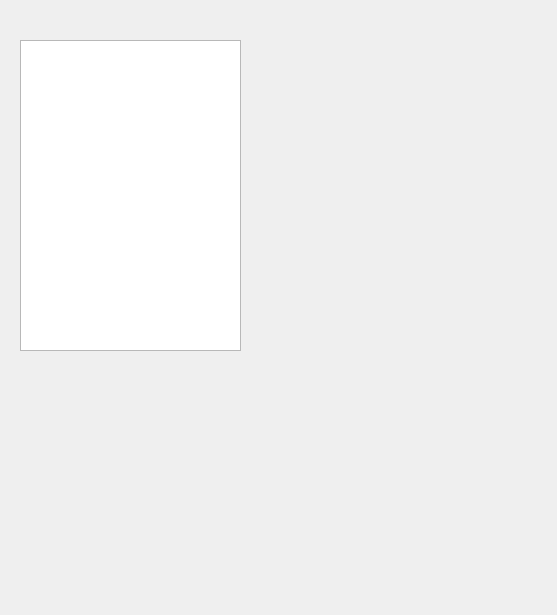
Above: MainProject2/removecourse.ui from jiangruizhang/EasyElective before the change. Below: the same form after it.
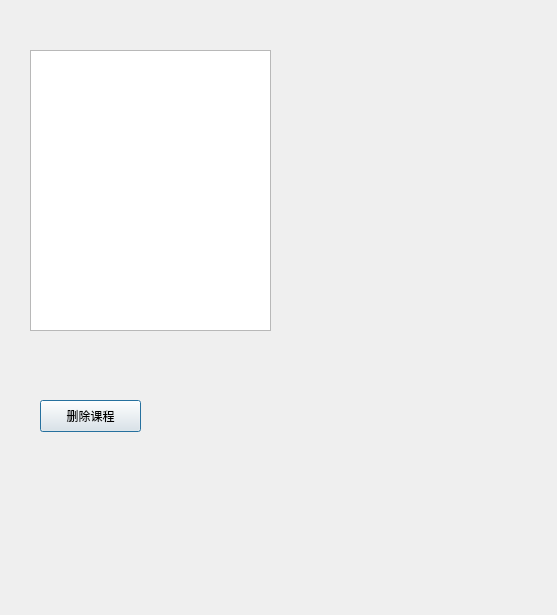
That is the form after the change.

Commit message: 添加删除课程操作，添加课程时间设置

The edit to the form file:
```diff
--- a/MainProject2/removecourse.ui
+++ b/MainProject2/removecourse.ui
@@ -16,13 +16,26 @@
   <widget class="QListWidget" name="listWidget">
    <property name="geometry">
     <rect>
-     <x>20</x>
-     <y>40</y>
-     <width>221</width>
-     <height>311</height>
+     <x>30</x>
+     <y>50</y>
+     <width>241</width>
+     <height>281</height>
     </rect>
    </property>
   </widget>
+  <widget class="QPushButton" name="confirmButton">
+   <property name="geometry">
+    <rect>
+     <x>40</x>
+     <y>400</y>
+     <width>101</width>
+     <height>32</height>
+    </rect>
+   </property>
+   <property name="text">
+    <string>删除课程</string>
+   </property>
+  </widget>
  </widget>
  <resources/>
  <connections/>
```
Left out of the diff: 2 changed lines with no effect on the pictures. The commit also changes 10 other files.
